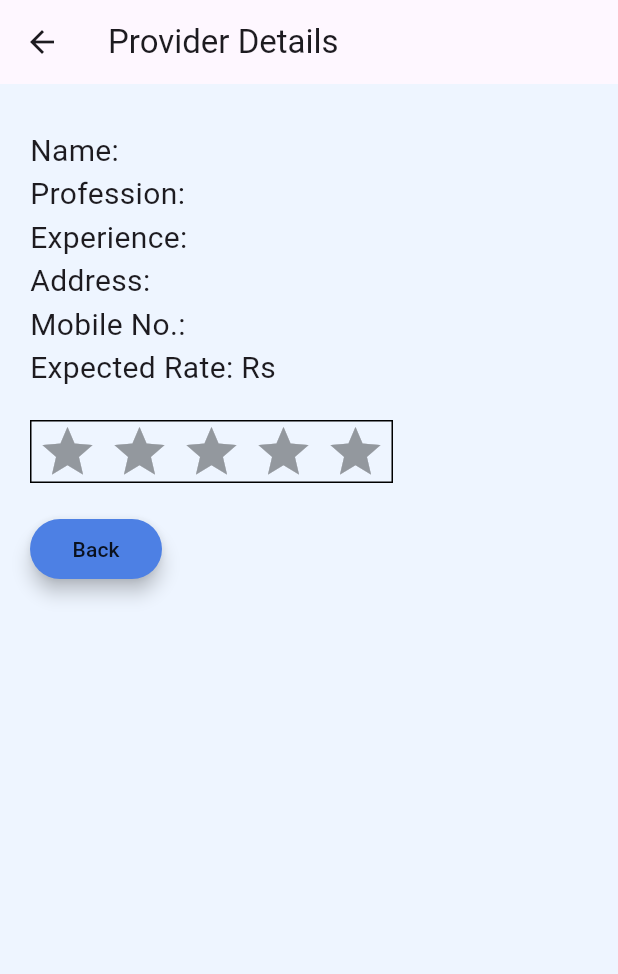
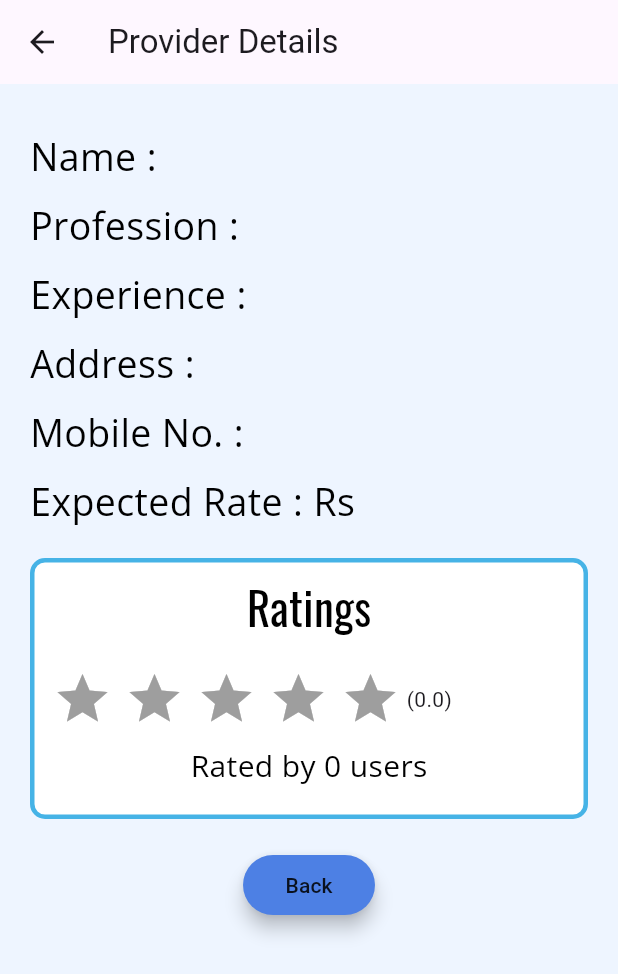
Before and after one commit to ikramzargar/SkillHire, a Flutter app: the ProviderDetailsScreen screen opened directly with empty values, on a phone screen of 412 x 824 dp. Shown: the top 974 px of the screen. Run offline on Flutter 3.47's test engine with Material 3 defaults, Android fonts, the phone set to English and light mode, and no system bars; drawn by our look-alikes of flutter_rating_bar; our stand-ins replace animated_text_kit, cloud_firestore, dropdown_button2, firebase_auth, firebase_core, geolocator and 3 more; accounts and stored records are empty.

Commit message:
Spside rating

```diff
--- a/lib/models/providers_details_screen.dart
+++ b/lib/models/providers_details_screen.dart
@@ -1,6 +1,7 @@
 import 'package:firebase_auth/firebase_auth.dart';
 import 'package:flutter/material.dart';
 import 'package:flutter_rating_bar/flutter_rating_bar.dart';
+import 'package:skill_hire/globals/app_textStyle.dart';
 import '../globals/app_Colors.dart';
 import 'package:cloud_firestore/cloud_firestore.dart';
 
@@ -15,7 +16,7 @@ class ProviderDetailsScreen extends StatefulWidget {
 }
 
 class _ProviderDetailsScreenState extends State<ProviderDetailsScreen> {
-  double _rating = 0.0;
+  //double _rating = 0.0;
 
   // Firestore instance
   final FirebaseFirestore _firestore = FirebaseFirestore.instance;
@@ -60,12 +61,15 @@ class _ProviderDetailsScreenState extends State<ProviderDetailsScreen> {
 
   String userName = '';
   double initialRating = 0;
+  int noOfRatings = 0;
   @override
   void initState() {
     fetchInitialRating(widget.spData['userId']);
+    fetchNoOfRatings(widget.spData['userId']);
     fetchUserName();
     super.initState();
   }
+
   Future<void> fetchInitialRating(String userId) async {
     try {
       double averageRating = await RatingHelper.getAverageRating(userId);
@@ -76,6 +80,18 @@ class _ProviderDetailsScreenState extends State<ProviderDetailsScreen> {
       print('Error fetching initial rating: $e');
     }
   }
+
+  Future<void> fetchNoOfRatings(String userId) async {
+    try {
+      int totalNoOfRatings = await RatingHelper.getRatingCount(userId);
+      setState(() {
+        noOfRatings = totalNoOfRatings;
+      });
+    } catch (e) {
+      print('Error fetching initial rating: $e');
+    }
+  }
+
   @override
   Widget build(BuildContext context) {
     final spId = widget.spData['userId'];
@@ -90,23 +106,48 @@ class _ProviderDetailsScreenState extends State<ProviderDetailsScreen> {
           crossAxisAlignment: CrossAxisAlignment.start,
           children: [
             SizedBox(height: 30),
-            _buildDetailRow('Name:', widget.spData['name'] ?? ''),
-            _buildDetailRow('Profession:', widget.spData['profession'] ?? ''),
-            _buildDetailRow('Experience:', widget.spData['experience'] ?? ''),
-            _buildDetailRow('Address:', widget.spData['address'] ?? ''),
-            _buildDetailRow('Mobile No.:', widget.spData['mobileNo'] ?? ''),
+            _buildDetailRow('Name :', widget.spData['name'] ?? ''),
+            const SizedBox(height: 10),
+            _buildDetailRow('Profession :', widget.spData['profession'] ?? ''),
+            const SizedBox(height: 10),
+            _buildDetailRow('Experience :', widget.spData['experience'] ?? ''),
+            const SizedBox(height: 10),
+            _buildDetailRow('Address :', widget.spData['address'] ?? ''),
+            const SizedBox(height: 10),
+            _buildDetailRow('Mobile No. :', widget.spData['mobileNo'] ?? ''),
+            const SizedBox(height: 10),
             _buildDetailRow(
-                'Expected Rate:', 'Rs ${widget.spData['rate'] ?? ''}'),
+                'Expected Rate :', 'Rs ${widget.spData['rate'] ?? ''}'),
             SizedBox(height: 20),
             Container(
               decoration: BoxDecoration(
-                border: Border(top:BorderSide(),bottom: BorderSide(),right: BorderSide(),left: BorderSide()),
+                color: Colors.white,
+                border: Border.all(
+                  color: AppColors.mainBgColor2,
+                  width: 3.0,
+                  style: BorderStyle.solid,
                 ),
-              child: RatingBar.builder(
+                borderRadius: BorderRadius.circular(10.0),
+              ),
+              child: Padding(
+                padding: const EdgeInsets.all(8.0),
+                child: Column(
+                  children: [
+                    Text(
+                      'Ratings',
+                      style:
+                          AppTextStyles.heading2Normal().copyWith(fontSize: 30),
+                    ),
+                    const SizedBox(
+                      height: 20,
+                    ),
+                    Row(
+                      children: [
+                        RatingBar.builder(
                           initialRating: initialRating,
                           minRating: 1,
                           direction: Axis.horizontal,
-                allowHalfRating:true,
+                          allowHalfRating: true,
                           itemCount: 5,
                           itemPadding: EdgeInsets.symmetric(horizontal: 4.0),
                           itemBuilder: (context, _) => Icon(
@@ -114,16 +155,33 @@ class _ProviderDetailsScreenState extends State<ProviderDetailsScreen> {
                             color: Colors.amber,
                           ),
                           onRatingUpdate: (newRating) {
-                  setState(() {
-                    _rating = newRating;
-                  });
-                  _saveRating(
-                      newRating, spId, userName); // Call function to save rating
+                            // setState(() {
+                            //   _rating = newRating;
+                            // });
+                            _saveRating(newRating, spId,
+                                userName); // Call function to save rating
                           },
+                        ),
+                        Text('(' + initialRating.toStringAsFixed(1) + ')'),
+                      ],
+                    ),
+                    const SizedBox(
+                      height: 10,
+                    ),
+                    Text(
+                      'Rated by $noOfRatings users',
+                      style: AppTextStyles.normalText1().copyWith(fontSize: 20),
+                    ),
+                    const SizedBox(
+                      height: 10,
+                    ),
+                  ],
+                ),
               ),
             ),
             SizedBox(height: 20),
-            MaterialButton(
+            Center(
+              child: MaterialButton(
                 onPressed: () {
                   Navigator.pop(context);
                 },
@@ -134,6 +192,7 @@ class _ProviderDetailsScreenState extends State<ProviderDetailsScreen> {
                 ),
                 elevation: 5.0,
                 height: 40,
+              ),
             ),
           ],
         ),
@@ -147,12 +206,14 @@ class _ProviderDetailsScreenState extends State<ProviderDetailsScreen> {
       children: [
         Text(
           '$label ',
-          style: TextStyle(fontSize: 20),
+          style: AppTextStyles.normalText1(),
         ),
         Expanded(
           child: Text(
             value,
-            style: TextStyle(fontSize: 20),
+            style: AppTextStyles.normalText1(),
+            maxLines: 2,
+            overflow: TextOverflow.ellipsis,
           ),
         ),
       ],
@@ -221,4 +282,32 @@ class RatingHelper {
     // Default to 0 if there are no ratings or an error occurs
     return 0;
   }
+
+  static Future<int> getRatingCount(String userId) async {
+    try {
+      // Reference to the Ratings collection
+      CollectionReference ratingsCollection =
+          FirebaseFirestore.instance.collection('Ratings');
+
+      // Get the document snapshot for the specified userId
+      DocumentSnapshot<Map<String, dynamic>> docSnapshot =
+          await ratingsCollection.doc(userId).get()
+              as DocumentSnapshot<Map<String, dynamic>>;
+
+      if (docSnapshot.exists && docSnapshot.data() != null) {
+        List<dynamic> ratings = docSnapshot.data()!['ratings'] ?? [];
+
+        // Return the length of the ratings array
+        print('no of ratings' + ratings.length.toString());
+        return ratings.length;
       }
+    } catch (e) {
+      print('Error getting rating count: $e');
+    }
+
+    // Default to 0 if there are no ratings or an error occurs
+    return 0;
+  }
+}
+
+//
```
Also changed, not shown: lib/sp_Side/sp_screens/sp_homescreen.dart (+81 -10 lines). Lines whose indentation alone changed are shown as unchanged.
